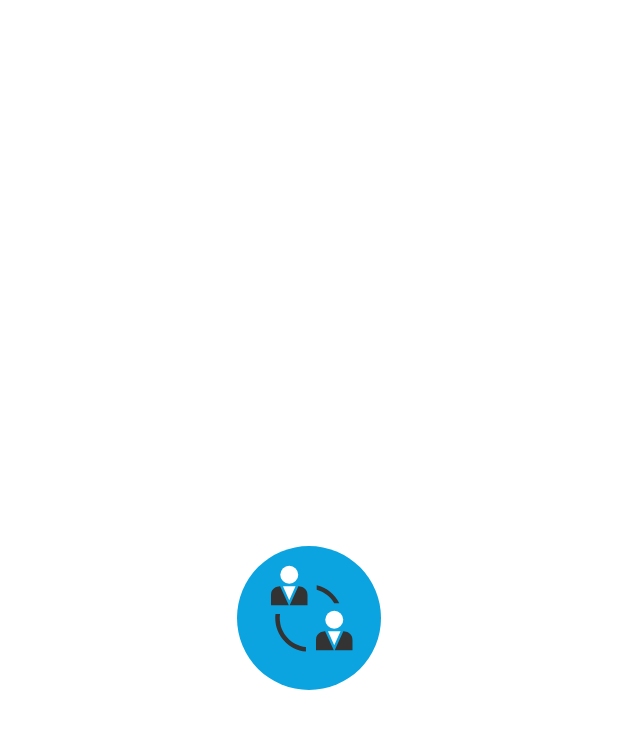
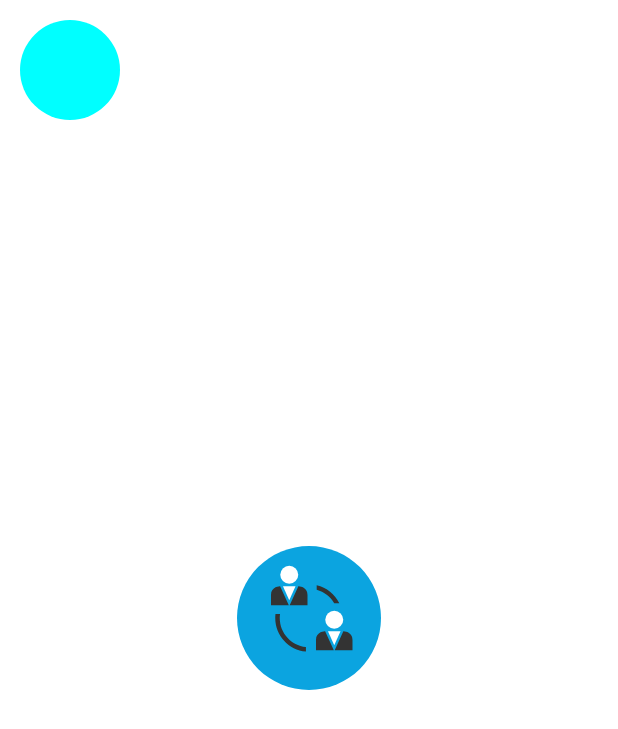
Before and after one commit to rakibhasan1030-android-kotlin/Connect, an Android app: the screen it shows after launch (SplashActivity), on a phone screen of 412 x 824 dp. Shown: the top 729 px of the screen. Run offline under Robolectric (Android 15) with nearby library versions, the phone set to English and light mode, and no system bars; our stand-ins replace Firebase (no records; nobody signed in at launch, a user with empty details on screens opened directly).

Commit message:
full project push!

```diff
--- a/app/src/main/java/rakib/hasan/connect/MatchingActivity.kt
+++ b/app/src/main/java/rakib/hasan/connect/MatchingActivity.kt
@@ -32,7 +32,8 @@ class MatchingActivity : AppCompatActivity() {
             .load(currentUser.photoUrl)
             .into(binding.profileImage);
 
-        database.reference.child("users")
+        database.reference
+            .child("users")
             .orderByChild("status")
             .equalTo(0.toDouble())
             .limitToFirst(1)
--- a/app/src/main/java/rakib/hasan/connect/SplashActivity.kt
+++ b/app/src/main/java/rakib/hasan/connect/SplashActivity.kt
@@ -1,12 +1,15 @@
 package rakib.hasan.connect
 
-import android.app.Activity
-import android.content.Intent
+import android.os.Bundle
+import android.os.Handler
+import android.view.animation.Animation
+import android.view.animation.LinearInterpolator
+import android.view.animation.TranslateAnimation
 import androidx.appcompat.app.AppCompatActivity
-import android.os.Bundle
 import com.google.firebase.auth.FirebaseAuth
 import rakib.hasan.connect.databinding.ActivitySplashBinding
 import java.util.*
+
 
 class SplashActivity : AppCompatActivity() {
 
@@ -19,11 +22,22 @@ class SplashActivity : AppCompatActivity() {
         binding = ActivitySplashBinding.inflate(layoutInflater)
         setContentView(binding.root)
         auth = FirebaseAuth.getInstance()
+
+        val screenWidth = resources.displayMetrics.widthPixels.toFloat()
+        val distanceToMove = -screenWidth - binding.sloganTv.width
+        val animation = TranslateAnimation(screenWidth, distanceToMove, 0F, 0F)
+        animation.duration = 10000 // Set the duration of the animation in milliseconds
+        animation.interpolator = LinearInterpolator() // Set the interpolator to LinearInterpolator to move the text at a constant speed
+        animation.repeatCount = Animation.INFINITE // Set the animation to repeat infinitely
+        binding.sloganTv.startAnimation(animation)
+
+
+
         Timer().schedule(object : TimerTask() {
             override fun run() {
-                if(auth.currentUser != null)
+                /*if(auth.currentUser != null)
                     startActivity(Intent(this@SplashActivity, MainActivity::class.java))
-                 else startActivity(Intent(this@SplashActivity, LoginActivity::class.java))
+                 else startActivity(Intent(this@SplashActivity, LoginActivity::class.java))*/
             }
         }, 3000)
 
--- /dev/null
+++ b/app/src/main/java/rakib/hasan/connect/utils/PongView.kt
@@ -0,0 +1,49 @@
+package rakib.hasan.connect.utils
+
+import android.content.Context
+import android.graphics.Canvas
+import android.graphics.Color
+import android.graphics.Paint
+import android.util.AttributeSet
+import android.view.View
+
+class PongView(context: Context, attrs: AttributeSet) : View(context, attrs) {
+
+    private val paint = Paint()
+    private var cx = 0f
+    private var cy = 0f
+    private var dx = 5f
+    private var dy = 5f
+    private var radius = 50f
+
+    init {
+        paint.color = Color.CYAN
+    }
+
+    override fun onDraw(canvas: Canvas) {
+        super.onDraw(canvas)
+
+        canvas.drawCircle(cx, cy, radius, paint)
+
+        cx += dx
+        cy += dy
+
+        if (cx + radius > width) {
+            cx = width - radius
+            dx *= -1
+        } else if (cx - radius < 0) {
+            cx = radius
+            dx *= -1
+        }
+
+        if (cy + radius > height) {
+            cy = height - radius
+            dy *= -1
+        } else if (cy - radius < 0) {
+            cy = radius
+            dy *= -1
+        }
+
+        invalidate()
+    }
+}
--- a/app/src/main/res/layout/activity_splash.xml
+++ b/app/src/main/res/layout/activity_splash.xml
@@ -20,4 +20,23 @@
         app:layout_constraintStart_toStartOf="parent"
         app:layout_constraintTop_toTopOf="parent" />
 
+    <TextView
+        android:id="@+id/sloganTv"
+        android:layout_width="wrap_content"
+        android:layout_height="wrap_content"
+        android:layout_marginTop="8dp"
+        android:text="@string/slogan"
+        app:layout_constraintEnd_toEndOf="parent"
+        app:layout_constraintStart_toStartOf="parent"
+        app:layout_constraintTop_toBottomOf="@+id/profileImage" />
+
+    <rakib.hasan.connect.utils.PongView
+        android:layout_width="match_parent"
+        android:layout_height="match_parent"
+        app:layout_constraintBottom_toBottomOf="parent"
+        app:layout_constraintEnd_toEndOf="parent"
+        app:layout_constraintStart_toStartOf="parent"
+        app:layout_constraintTop_toTopOf="parent" />
+
+
 </androidx.constraintlayout.widget.ConstraintLayout>
--- a/app/src/main/res/values/strings.xml
+++ b/app/src/main/res/values/strings.xml
@@ -3,6 +3,7 @@
     <string name="sign_in_with_google">Sign in with Google</string>
     <string name="find">Find</string>
     <string name="matching">Matching…</string>
+    <string name="slogan">You\'re exactly where you should be</string>
 
 
     <string name="permission_denied">Permission Denied.</string>
```
